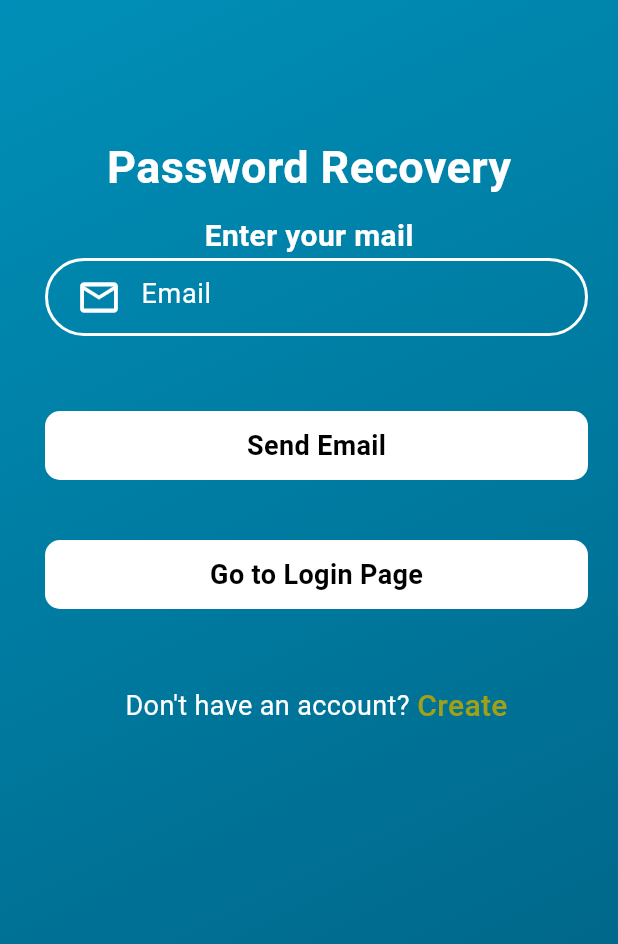
After one commit to vedant7572/Guard-Tour-System, a Flutter app: the ForgotPassword screen opened directly, on a phone screen of 412 x 824 dp. The commit adds this screen. Shown: the top 944 px of the screen. Run offline on Flutter 3.47's test engine with Material 3 defaults, Android fonts, the phone set to English and light mode, and no system bars; our stand-ins replace cloud_firestore, curved_navigation_bar, firebase_auth, firebase_core, random_string, shared_preferences; missing offline and left inert: flutter_barcode_scanner; accounts and stored records are empty.

Commit message:
forgot password page added

```diff
--- /dev/null
+++ b/lib/pages/forgotpassword.dart
@@ -0,0 +1,229 @@
+import 'package:firebase_auth/firebase_auth.dart';
+import 'package:flutter/material.dart';
+import 'package:gts/pages/signup.dart';
+
+import 'login.dart';
+
+
+class ForgotPassword extends StatefulWidget {
+  const ForgotPassword({super.key});
+
+  @override
+  State<ForgotPassword> createState() => _ForgotPasswordState();
+}
+
+class _ForgotPasswordState extends State<ForgotPassword> {
+  TextEditingController mailController = TextEditingController();
+
+  String email = "";
+
+  final _formkey = GlobalKey<FormState>();
+
+  resetPassword() async {
+    try {
+      await FirebaseAuth.instance.sendPasswordResetEmail(email: email);
+
+      ScaffoldMessenger.of(context).showSnackBar(const SnackBar(
+          backgroundColor: Colors.green,
+          content: Text(
+            "Password Reset Email has been sent !",
+            style: TextStyle(fontSize: 18.0),
+          )
+      )
+      );
+    }
+    on FirebaseAuthException catch (e) {
+      if (e.code == "user-not-found") {
+        ScaffoldMessenger.of(context).showSnackBar(const SnackBar(
+            backgroundColor: Colors.red,
+            content: Text(
+                "No user found for that email.",
+                style: TextStyle(fontSize: 18.0)
+            )
+        )
+        );
+      }
+    }
+  }
+
+  @override
+  Widget build(BuildContext context) {
+    return Scaffold(
+        body: Container(
+          decoration: const BoxDecoration(
+            gradient: LinearGradient(
+              begin: Alignment.topLeft,
+              end: Alignment.bottomRight,
+              colors: [
+                Color(0xFF008FB8),
+                Color(0xFF005F80),
+              ],
+            ),
+          ),
+          padding: EdgeInsets.all(20),
+          child: Column(
+            children: [
+
+              SizedBox(
+                height: 70.0,
+              ),
+              Container(
+                alignment: Alignment.topCenter,
+                child: const Text(
+                  "Password Recovery",
+                  style: TextStyle(
+                      color: Colors.white,
+                      fontSize: 30.0,
+                      fontWeight: FontWeight.bold),
+                ),
+              ),//password recovery text
+
+              const SizedBox(
+                height: 10.0,
+              ),
+
+              const Text(
+                "Enter your mail",
+                style: TextStyle(
+                    color: Colors.white,
+                    fontSize: 20.0,
+                    fontWeight: FontWeight.bold),
+              ),//enter email text
+
+              Expanded(
+                  child: Form(
+                      key: _formkey,
+
+                      child: Padding(
+                        padding: EdgeInsets.only(left: 10.0),
+
+                        child: ListView(
+                          children: [
+                            Container(
+                              padding: EdgeInsets.only(left: 10.0),
+
+                              decoration: BoxDecoration(
+                                border: Border.all(color: Colors.white, width: 2.0),
+                                borderRadius: BorderRadius.circular(30),
+                              ),
+                              child: TextFormField(
+                                controller: mailController,
+                                validator: (value) {
+                                  if (value == null || value.isEmpty) {
+                                    return 'Please Enter Email';
+                                  }
+                                  return null;
+                                },
+                                style: TextStyle(color: Colors.white),
+                                decoration: const InputDecoration(
+                                    hintText: "Email",
+                                    hintStyle:
+                                    TextStyle(fontSize: 18.0, color: Colors.white),
+                                    prefixIcon: Icon(
+                                      Icons.email_outlined,
+                                      color: Colors.white,
+                                      size: 30.0,
+                                    ),
+                                    border: InputBorder.none),
+                              ),
+                            ),
+
+                            SizedBox(
+                              height: 50.0,
+                            ),
+                            GestureDetector(
+                              onTap: (){
+                                if(_formkey.currentState!.validate()){
+                                  setState(() {
+                                    email= mailController.text;
+                                  });
+                                  resetPassword();
+                                }
+                              },
+                              child: Container(
+                                width: 140,
+                                padding: EdgeInsets.all(10),
+                                decoration: BoxDecoration(
+                                    color: Colors.white,
+                                    borderRadius: BorderRadius.circular(10)),
+                                child: const Center(
+                                  child: Text(
+                                    "Send Email",
+                                    style: TextStyle(
+                                        color: Colors.black,
+                                        fontSize: 18.0,
+                                        fontWeight: FontWeight.bold),
+                                  ),
+                                ),
+                              ),
+                            ),
+                            SizedBox(
+                              height: 40.0,
+                            ),
+                            GestureDetector(
+                              onTap: (){
+                                Navigator.pushReplacement(
+                                    context,
+                                    MaterialPageRoute(builder: (context) => const Login()
+                                    )
+                                );
+                              },
+                              child: Container(
+                                width: 140,
+                                padding: EdgeInsets.all(10),
+                                decoration: BoxDecoration(
+                                    color: Colors.white,
+                                    borderRadius: BorderRadius.circular(10)),
+                                child: const Center(
+                                  child: Text(
+                                    "Go to Login Page",
+                                    style: TextStyle(
+                                        color: Colors.black,
+                                        fontSize: 18.0,
+                                        fontWeight: FontWeight.bold),
+                                  ),
+                                ),
+                              ),
+                            ),
+                            SizedBox(
+                              height: 50.0,
+                            ),
+                            Row(
+                              mainAxisAlignment: MainAxisAlignment.center,
+                              children: [
+                                const Text(
+                                  "Don't have an account?",
+                                  style: TextStyle(fontSize: 18.0, color: Colors.white),
+                                ),
+
+                                const SizedBox(
+                                  width: 5.0,
+                                ),
+                                GestureDetector(
+                                  onTap: () {
+                                    Navigator.push(
+                                        context,
+                                        MaterialPageRoute(
+                                            builder: (context) => Signup()));
+                                  },
+                                  child: const Text(
+                                    "Create",
+                                    style: TextStyle(
+                                        color: Color.fromARGB(225, 184, 166, 6),
+                                        fontSize: 20.0,
+                                        fontWeight: FontWeight.w500),
+                                  ),
+                                )
+                              ],
+                            )
+
+                          ],
+                        ),
+                      ))),
+            ],
+          ),
+        )
+
+    );
+  }
+}
--- a/lib/pages/login.dart
+++ b/lib/pages/login.dart
@@ -6,6 +6,7 @@ import '../service/database.dart';
 import '../service/shared_pref.dart';
 import '../widget_support/text_style.dart';
 import 'bottomnav.dart';
+import 'forgotpassword.dart';
 
 class Login extends StatefulWidget {
   const Login({super.key});
@@ -218,12 +219,12 @@ class _LoginState extends State<Login> {
                                   height: 15.0,
                                 ),
                                 GestureDetector(
-                                  // onTap: (){
-                                  //   Navigator.push(
-                                  //       context,
-                                  //       MaterialPageRoute(builder: (context)=>const ForgotPassword())
-                                  //   );
-                                  // },
+                                  onTap: (){
+                                    Navigator.push(
+                                        context,
+                                        MaterialPageRoute(builder: (context)=>const ForgotPassword())
+                                    );
+                                  },
                                   child: Container(
                                     alignment: Alignment.topRight,
                                     child: Text(
```
